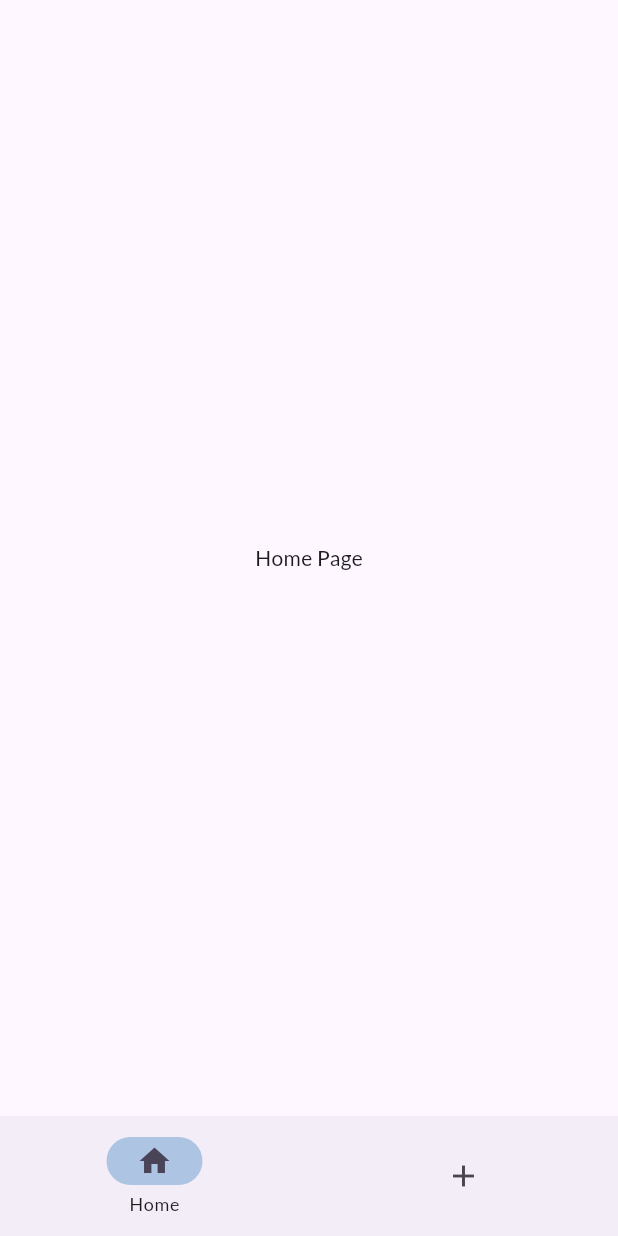
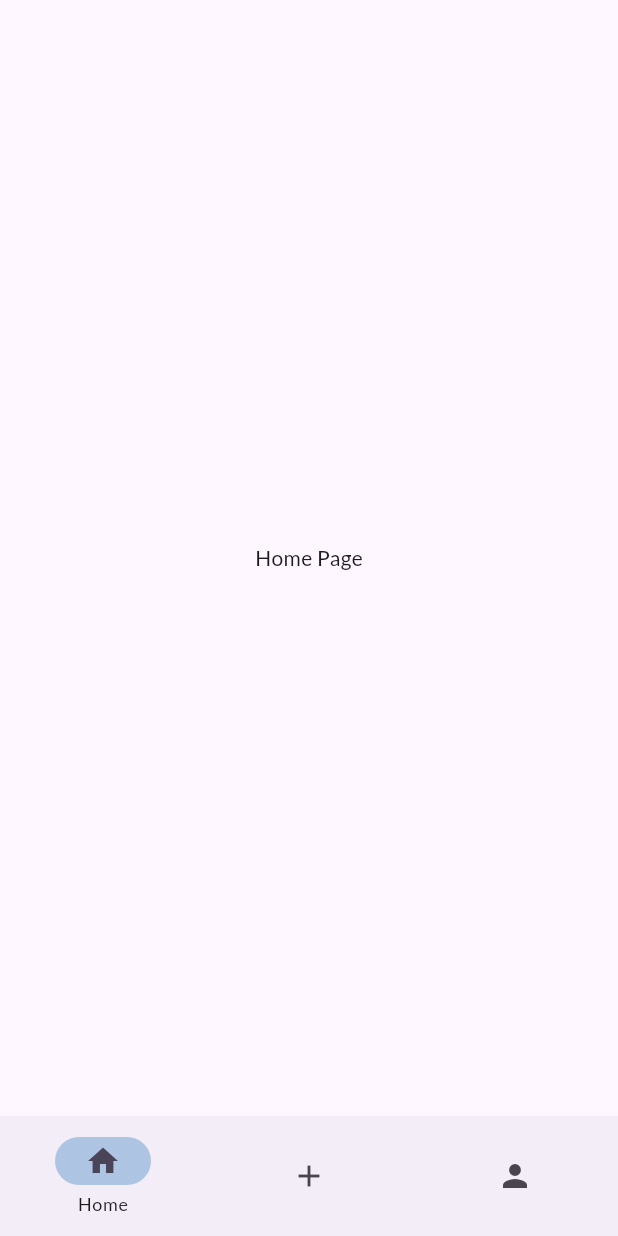
Before and after one commit to SimonFine/Lodowka, a Flutter app: the HomePage screen opened directly, on a phone screen of 412 x 824 dp. Run offline on Flutter 3.47's test engine with Material 3 defaults, Android fonts, the phone set to English and light mode, and no system bars; our stand-ins replace google_fonts, group_button.

Commit message:
add profile.dart file and profile tab in navigation bar

```diff
--- a/lodowka/lib/pages/add_product.dart
+++ b/lodowka/lib/pages/add_product.dart
@@ -1,5 +1,6 @@
 import 'package:flutter/material.dart';
 import 'package:flutter_application_1/pages/home_page.dart';
+import 'package:flutter_application_1/pages/profile.dart';
 import 'package:group_button/group_button.dart';
 import 'dart:developer' as developer;
 
--- a/lodowka/lib/pages/home_page.dart
+++ b/lodowka/lib/pages/home_page.dart
@@ -1,5 +1,6 @@
 import 'package:flutter/material.dart';
 import 'package:flutter_application_1/pages/add_product.dart';
+import 'package:flutter_application_1/pages/profile.dart';
 
 class HomePage extends StatefulWidget {
   const HomePage({super.key});
@@ -33,6 +34,10 @@ class _HomePageState extends State<HomePage> {
             icon: Icon(Icons.add_outlined),
             label: 'Add Product',
           ),
+          NavigationDestination(
+            icon: Icon(Icons.person),
+            label: 'Profile',
+          ),
         ],
       ),
       body: <Widget>[
@@ -40,6 +45,7 @@ class _HomePageState extends State<HomePage> {
         child: Text('Home Page'),
       ),
       const AddProduct(),
+      const Profile(),
       //Tutaj dodawac instancje kolejnych widzetow do ktorych bedziemy nawigowac benc clclcl
       ][currentPageIndex]
     );
```
Also changed, not shown: lodowka/lib/pages/profile.dart (added, +17 -0 lines).
